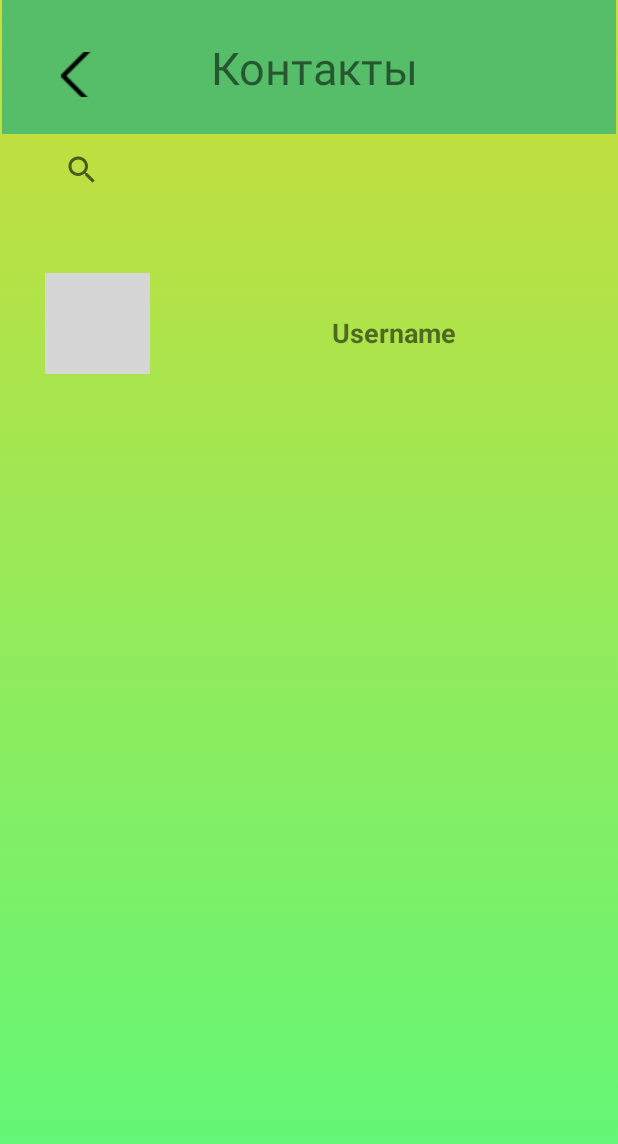
After one commit to DCordeN/Yori, an Android app: the layout contacts_list_layout.xml on its own in the app's theme, with its tools: preview values and no code run, on a phone screen of 412 x 824 dp. The commit adds this screen. Shown: the top 1144 px of the screen. Run offline under Robolectric (Android 15) with nearby library versions, the phone set to English and light mode, and no system bars; grey boxes are pictures that could not be loaded.

Commit message:
contacts screen made up

```diff
--- /dev/null
+++ b/app/src/main/res/layout/contacts_list_layout.xml
@@ -0,0 +1,95 @@
+<?xml version="1.0" encoding="utf-8"?>
+<androidx.core.widget.NestedScrollView xmlns:android="http://schemas.android.com/apk/res/android"
+    xmlns:app="http://schemas.android.com/apk/res-auto"
+    xmlns:tools="http://schemas.android.com/tools"
+    android:orientation="vertical"
+    android:layout_width="match_parent"
+    android:fillViewport="true"
+    android:layout_height="match_parent"
+    android:background="@drawable/main_gradient">
+
+    <androidx.constraintlayout.widget.ConstraintLayout
+        android:layout_width="match_parent"
+        android:layout_height="wrap_content"
+        android:baselineAligned="false">
+
+        <androidx.appcompat.widget.Toolbar
+            android:id="@+id/toolbar"
+            android:layout_width="409dp"
+            android:layout_height="89dp"
+            android:background="?attr/colorPrimary"
+            android:minHeight="?attr/actionBarSize"
+            android:theme="?attr/actionBarTheme"
+            app:layout_constraintBottom_toBottomOf="parent"
+            app:layout_constraintEnd_toEndOf="parent"
+            app:layout_constraintStart_toStartOf="parent"
+            app:layout_constraintTop_toTopOf="parent"
+            app:layout_constraintVertical_bias="0.0" />
+
+        <ImageButton
+            android:id="@+id/imageButton3"
+            android:layout_width="30dp"
+            android:layout_height="30dp"
+            android:adjustViewBounds="false"
+            android:background="@null"
+            android:cropToPadding="false"
+            android:visibility="visible"
+            app:layout_constraintBottom_toBottomOf="parent"
+            app:layout_constraintEnd_toEndOf="parent"
+            app:layout_constraintHorizontal_bias="0.097"
+            app:layout_constraintStart_toStartOf="parent"
+            app:layout_constraintTop_toTopOf="parent"
+            app:layout_constraintVertical_bias="0.044"
+            app:srcCompat="@drawable/arrow_back" />
+
+        <TextView
+            android:id="@+id/textView4"
+            android:layout_width="150dp"
+            android:layout_height="40dp"
+            android:text="@string/contacts_toolbar_contacts"
+            android:textSize="30sp"
+            app:layout_constraintBottom_toBottomOf="@+id/toolbar"
+            app:layout_constraintEnd_toEndOf="@+id/toolbar"
+            app:layout_constraintHorizontal_bias="0.38"
+            app:layout_constraintStart_toEndOf="@+id/imageButton3"
+            app:layout_constraintTop_toTopOf="parent" />
+
+        <SearchView
+            android:id="@+id/searchView"
+            android:layout_width="349dp"
+            android:layout_height="47dp"
+            app:layout_constraintBottom_toBottomOf="parent"
+            app:layout_constraintEnd_toEndOf="parent"
+            app:layout_constraintHorizontal_bias="0.49"
+            app:layout_constraintStart_toStartOf="parent"
+            app:layout_constraintTop_toBottomOf="@+id/toolbar"
+            app:layout_constraintVertical_bias="0.0" />
+
+        <ImageView
+            android:id="@+id/imageView4"
+            android:layout_width="70dp"
+            android:layout_height="67dp"
+            app:layout_constraintBottom_toBottomOf="parent"
+            app:layout_constraintEnd_toEndOf="parent"
+            app:layout_constraintHorizontal_bias="0.087"
+            app:layout_constraintStart_toStartOf="parent"
+            app:layout_constraintTop_toBottomOf="@+id/searchView"
+            app:layout_constraintVertical_bias="0.073"
+            tools:srcCompat="@tools:sample/avatars" />
+
+        <TextView
+            android:id="@+id/textView5"
+            android:layout_width="wrap_content"
+            android:layout_height="wrap_content"
+            android:text="Username  "
+            android:textSize="18sp"
+            android:textStyle="bold"
+            app:layout_constraintBottom_toBottomOf="parent"
+            app:layout_constraintEnd_toEndOf="parent"
+            app:layout_constraintHorizontal_bias="0.55"
+            app:layout_constraintStart_toEndOf="@+id/imageView4"
+            app:layout_constraintTop_toBottomOf="@+id/searchView"
+            app:layout_constraintVertical_bias="0.110000014" />
+
+    </androidx.constraintlayout.widget.ConstraintLayout>
+</androidx.core.widget.NestedScrollView>
--- a/app/src/main/res/values/strings.xml
+++ b/app/src/main/res/values/strings.xml
@@ -14,4 +14,5 @@
     <string name="profile_notifications">Уведомления</string>
     <string name="profile_change_password">Сменить пароль</string>
     <string name="profile_exit">Выйти</string>
+    <string name="contacts_toolbar_contacts">Контакты</string>
 </resources>
```
Also changed, not shown: app/src/main/res/drawable-v24/arrow_back.png (added).
